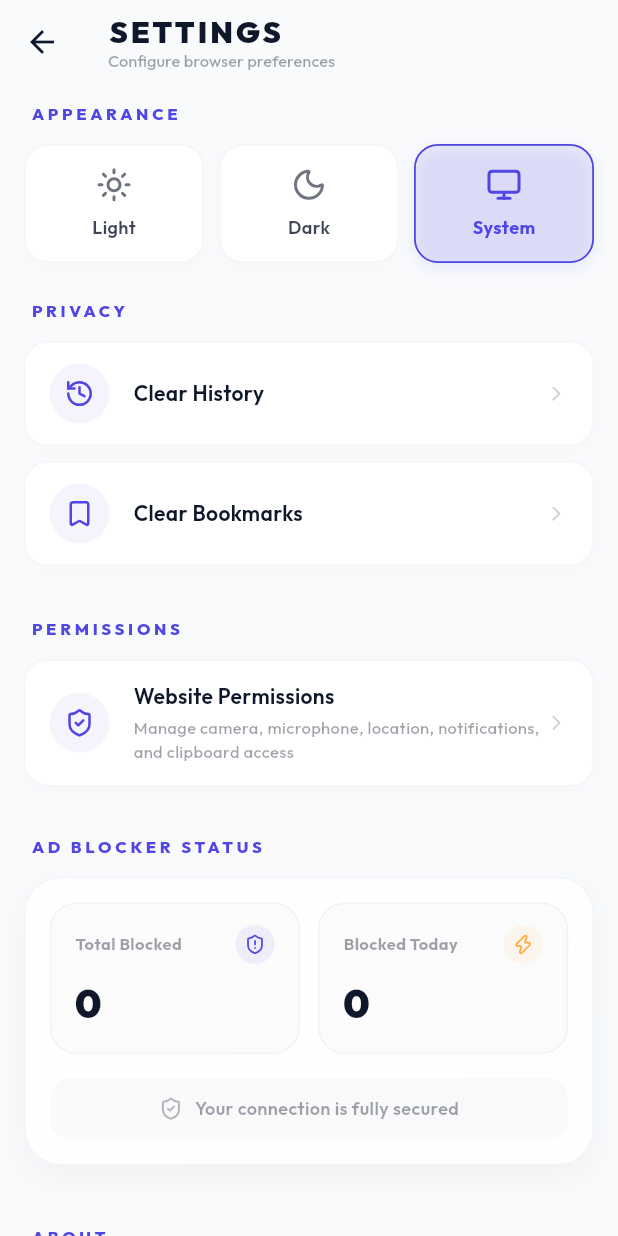
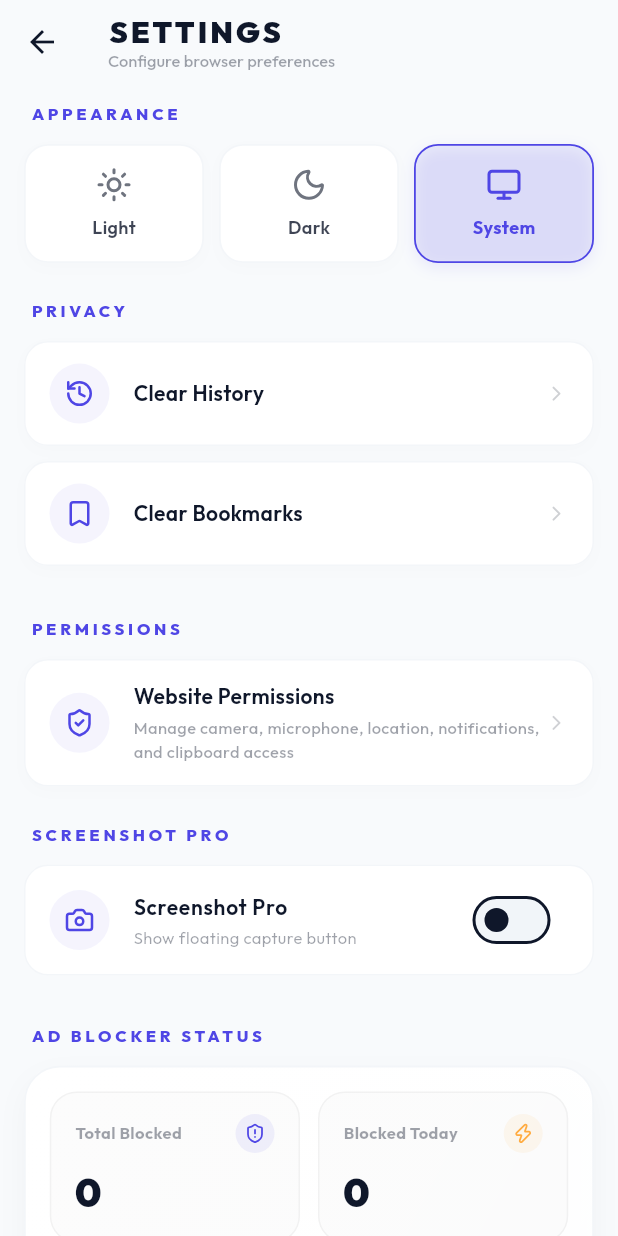
Before and after one commit to Ashish6298/zyro, a Flutter app: the SettingsScreen screen opened directly, on a phone screen of 412 x 824 dp. Run offline on Flutter 3.47's test engine with Material 3 defaults, Android fonts, the phone set to English and light mode, and no system bars; our stand-ins replace google_fonts, lucide_icons, permission_handler, share_plus, shared_preferences, video_player; missing offline and left inert: flutter_inappwebview, youtube_explode_dart; accounts and stored records are empty; statements that could not run were skipped.

Commit message:
feat: add Screenshot Pro feature with controller, settings, and floating button integration

```diff
--- /dev/null
+++ b/zyro-frontend/lib/features/screenshot_pro/controllers/screenshot_pro_controller.dart
@@ -0,0 +1,27 @@
+import 'package:flutter/foundation.dart';
+import '../services/screenshot_pro_settings_service.dart';
+
+class ScreenshotProController extends ChangeNotifier {
+  ScreenshotProController({ScreenshotProSettingsService? settings})
+    : _settings = settings ?? ScreenshotProSettingsService() {
+    _load();
+  }
+  final ScreenshotProSettingsService _settings;
+  bool _enabled = false;
+  bool _loaded = false;
+  bool get enabled => _enabled;
+  bool get loaded => _loaded;
+  Future<void> _load() async {
+    _enabled = await _settings.loadEnabled();
+    _loaded = true;
+    notifyListeners();
+  }
+
+  Future<void> setEnabled(bool value) async {
+    _enabled = value;
+    await _settings.saveEnabled(value);
+    if (kDebugMode)
+      debugPrint('[SCREENSHOT PRO] ${value ? 'enabled' : 'disabled'}');
+    notifyListeners();
+  }
+}
--- /dev/null
+++ b/zyro-frontend/lib/features/screenshot_pro/services/screenshot_pro_settings_service.dart
@@ -0,0 +1,9 @@
+import 'package:shared_preferences/shared_preferences.dart';
+
+class ScreenshotProSettingsService {
+  static const _key = 'zyro_screenshot_pro_enabled';
+  Future<bool> loadEnabled() async =>
+      (await SharedPreferences.getInstance()).getBool(_key) ?? false;
+  Future<void> saveEnabled(bool enabled) async =>
+      (await SharedPreferences.getInstance()).setBool(_key, enabled);
+}
--- /dev/null
+++ b/zyro-frontend/lib/features/screenshot_pro/widgets/screenshot_floating_button.dart
@@ -0,0 +1,27 @@
+import 'package:flutter/foundation.dart';
+import 'package:flutter/material.dart';
+import 'package:lucide_icons/lucide_icons.dart';
+
+class ScreenshotFloatingButton extends StatelessWidget {
+  const ScreenshotFloatingButton({super.key});
+  @override
+  Widget build(BuildContext context) => Positioned(
+    right: 22,
+    bottom: 126,
+    child: FloatingActionButton.small(
+      heroTag: 'screenshot_pro_fab',
+      tooltip: 'Screenshot Pro',
+      onPressed: () {
+        if (kDebugMode)
+          debugPrint('[SCREENSHOT PRO] Floating screenshot icon tapped');
+        ScaffoldMessenger.of(context).showSnackBar(
+          const SnackBar(
+            content: Text('Screenshot Pro is ready'),
+            behavior: SnackBarBehavior.floating,
+          ),
+        );
+      },
+      child: const Icon(LucideIcons.camera),
+    ),
+  );
+}
--- a/zyro-frontend/lib/features/settings/screens/settings_screen.dart
+++ b/zyro-frontend/lib/features/settings/screens/settings_screen.dart
@@ -7,6 +7,7 @@ import '../../../core/theme/theme_controller.dart';
 import 'developer_info_screen.dart';
 import '../../extensions/ad_blocker/widgets/ad_block_settings_stats_widget.dart';
 import '../../permissions/screens/website_permissions_screen.dart';
+import '../../screenshot_pro/controllers/screenshot_pro_controller.dart';
 
 class SettingsScreen extends StatelessWidget {
   const SettingsScreen({super.key});
@@ -89,6 +90,50 @@ class SettingsScreen extends StatelessWidget {
             },
           ),
           const SizedBox(height: 14),
+
+          _buildSectionHeader(theme, 'SCREENSHOT PRO'),
+          Consumer<ScreenshotProController>(
+            builder: (context, controller, _) => Container(
+              margin: const EdgeInsets.only(bottom: 14),
+              decoration: BoxDecoration(
+                color: theme.cardColor,
+                borderRadius: BorderRadius.circular(16),
+                border: Border.all(color: theme.dividerColor.withOpacity(.4)),
+              ),
+              child: SwitchListTile(
+                secondary: Container(
+                  padding: const EdgeInsets.all(10),
+                  decoration: BoxDecoration(
+                    color: theme.colorScheme.primary.withOpacity(.06),
+                    shape: BoxShape.circle,
+                  ),
+                  child: Icon(
+                    LucideIcons.camera,
+                    color: theme.colorScheme.primary,
+                    size: 20,
+                  ),
+                ),
+                title: Text(
+                  'Screenshot Pro',
+                  style: GoogleFonts.outfit(
+                    color: theme.colorScheme.onSurface,
+                    fontSize: 14,
+                    fontWeight: FontWeight.w600,
+                  ),
+                ),
+                subtitle: Text(
+                  'Show floating capture button',
+                  style: GoogleFonts.outfit(
+                    color: theme.colorScheme.onSurface.withOpacity(.4),
+                    fontSize: 11,
+                  ),
+                ),
+                value: controller.enabled,
+                onChanged: controller.setEnabled,
+              ),
+            ),
+          ),
+          const SizedBox(height: 10),
 
           const AdBlockSettingsStatsWidget(),
           const SizedBox(height: 24),
--- a/zyro-frontend/lib/main.dart
+++ b/zyro-frontend/lib/main.dart
@@ -12,6 +12,7 @@ import 'features/extensions/dev_tools/dev_tools_controller.dart';
 import 'features/extensions/ad_blocker/services/ad_block_stats_service.dart';
 import 'features/permissions/controllers/website_permissions_controller.dart';
 import 'features/permissions/services/website_permission_manager.dart';
+import 'features/screenshot_pro/controllers/screenshot_pro_controller.dart';
 
 import 'features/extensions/background_player/background_player_service.dart';
 
@@ -28,6 +29,7 @@ void main() {
         ChangeNotifierProvider(create: (_) => DownloadController()),
         ChangeNotifierProvider(create: (_) => DevToolsController()),
         ChangeNotifierProvider(create: (_) => AdBlockStatsService()),
+        ChangeNotifierProvider(create: (_) => ScreenshotProController()),
         ChangeNotifierProvider<WebsitePermissionsController>(
           create: (_) {
             final manager = WebsitePermissionManager.instance;
```
Also changed, not shown: zyro-frontend/lib/app/screens/browser_main.dart (+9 -0 lines), zyro-frontend/lib/app/widgets/cyber_menu.dart (+0 -16 lines), zyro-frontend/lib/features/screenshot_pro/services/full_page_capture_service.dart (+29 -15 lines).
